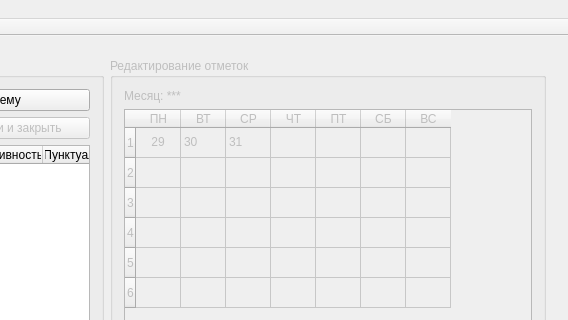
Old version of the form SalaryCount/SalaryCount/salarycount.ui in the repository artemkurylev/mdkp; both pictures show x 354 to 922 and y 0 to 320 of the 922 by 669 pixel window.
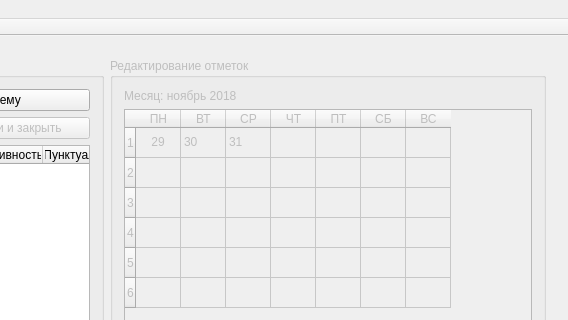
New version of the form. Icons and pictures are not drawn.

Commit message: Разрешены конфликты и улучшена компоновка таблицы табеля (ранее)

```diff
--- a/SalaryCount/SalaryCount/salarycount.ui
+++ b/SalaryCount/SalaryCount/salarycount.ui
@@ -685,7 +685,7 @@
            <item row="0" column="0">
             <widget class="QLabel" name="Month_edit">
              <property name="text">
-              <string>Месяц: ***</string>
+              <string>Месяц: ноябрь 2018</string>
              </property>
             </widget>
            </item>
```
